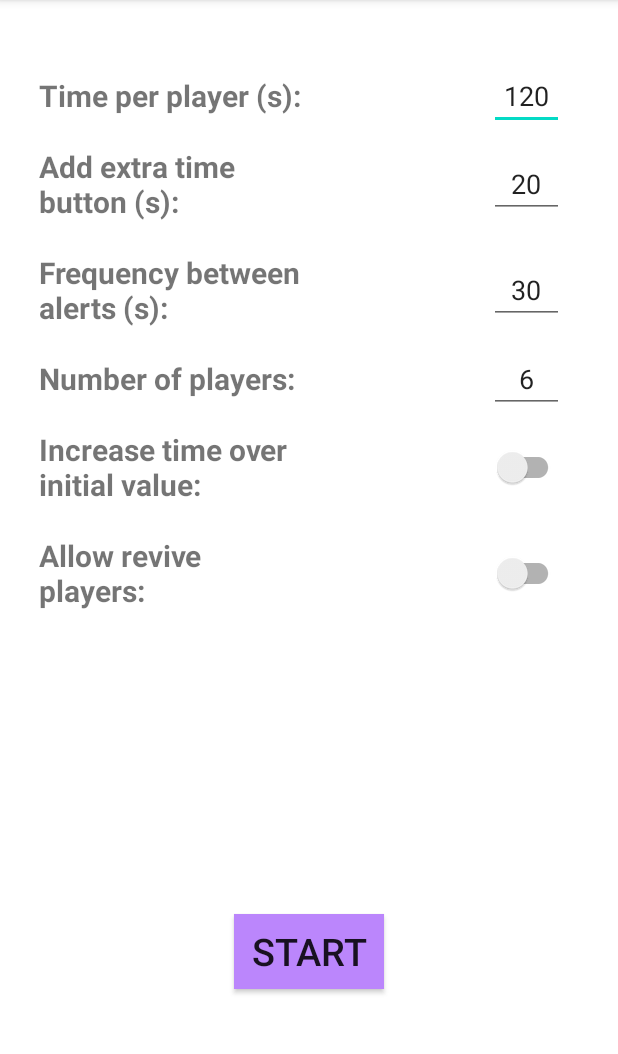
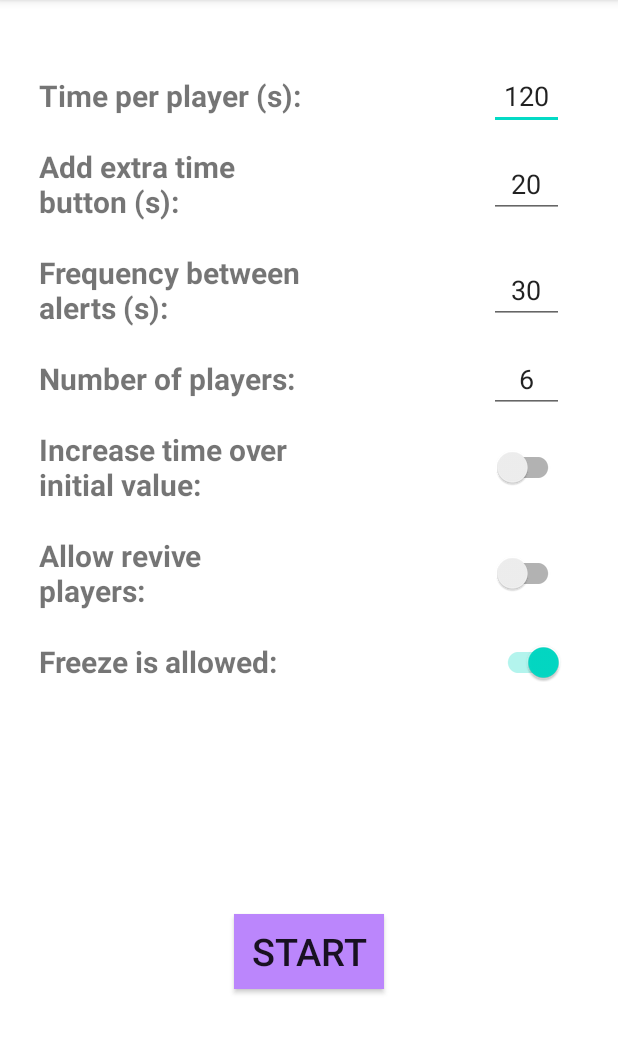
Before and after one commit to almillan86/LowBattery, an Android app: the screen it shows after launch (SetupActivity), on a phone screen of 412 x 824 dp, the part 84-1138 px from its top. Run offline under Robolectric (Android 15) with nearby library versions, the phone set to English and light mode, and no system bars.

Commit message:
Adding Freeze functionality

```diff
--- a/app/src/main/java/com/example/cryoapp/SetupActivity.kt
+++ b/app/src/main/java/com/example/cryoapp/SetupActivity.kt
@@ -23,6 +23,7 @@ class SetupActivity : AppCompatActivity() {
 
         val increaseTimeOverMaxValue = findViewById<SwitchCompat>(R.id.increaseTimeOverMaxValue)
         val allowRevivePlayersValue = findViewById<SwitchCompat>(R.id.allowRevivePlayersValue)
+        val allowFreezeValue = findViewById<SwitchCompat>(R.id.allowFreezeValue)
 
         startButton.setOnClickListener {
 
@@ -48,6 +49,9 @@ class SetupActivity : AppCompatActivity() {
             booleanValue = allowRevivePlayersValue.isChecked();
             intent.putExtra("ALLOW_REVIVE_PLAYERS", booleanValue)
 
+            booleanValue = allowFreezeValue.isChecked();
+            intent.putExtra("ALLOW_FREEZE", booleanValue)
+
             //Start Game activy
             startActivity(intent)
         }
--- a/app/src/main/res/layout/activity_setup.xml
+++ b/app/src/main/res/layout/activity_setup.xml
@@ -89,6 +89,18 @@
         app:layout_constraintEnd_toStartOf="@+id/barrierVertical"
         app:layout_constraintTop_toBottomOf="@+id/increaseTimeOverMaxLabel" />
 
+    <TextView
+        android:id="@+id/freezeLabel"
+        android:layout_width="180dp"
+        android:layout_height="wrap_content"
+        android:text="Freeze is allowed:"
+        android:textSize="20sp"
+        android:textStyle="bold"
+        android:layout_marginTop="20dp"
+        app:layout_constraintEnd_toEndOf="parent"
+        app:layout_constraintEnd_toStartOf="@+id/barrierVertical"
+        app:layout_constraintTop_toBottomOf="@+id/revivePlayersLabel" />
+
 
     <androidx.appcompat.widget.AppCompatEditText
         android:id="@+id/timePerPlayerValue"
@@ -159,6 +171,16 @@
         app:layout_constraintStart_toEndOf="@+id/revivePlayersLabel"
         app:layout_constraintTop_toTopOf="@+id/revivePlayersLabel" />
 
+    <androidx.appcompat.widget.SwitchCompat
+        android:id="@+id/allowFreezeValue"
+        android:layout_width="50dp"
+        android:layout_height="wrap_content"
+        android:layout_marginLeft="120dp"
+        android:checked="true"
+        app:layout_constraintBottom_toBottomOf="@+id/freezeLabel"
+        app:layout_constraintStart_toEndOf="@+id/freezeLabel"
+        app:layout_constraintTop_toTopOf="@+id/freezeLabel" />
+
 
     <androidx.appcompat.widget.AppCompatButton
         android:id="@+id/startButton"
--- a/app/src/main/res/values/colors.xml
+++ b/app/src/main/res/values/colors.xml
@@ -16,4 +16,6 @@
     <color name="grey">#bcbcbc</color>
     <color name="brown">#d5934e</color>
     <color name="orange">#FF8000</color>
+    <color name="freeze_on">#33353637</color>
+    <color name="freeze_off">#00FFFFFF</color>
 </resources>
```
Also changed, not shown: app/src/main/java/com/example/cryoapp/GameActivity.kt (+36 -1 lines), app/src/main/res/layout/activity_game.xml (+8 -0 lines).
